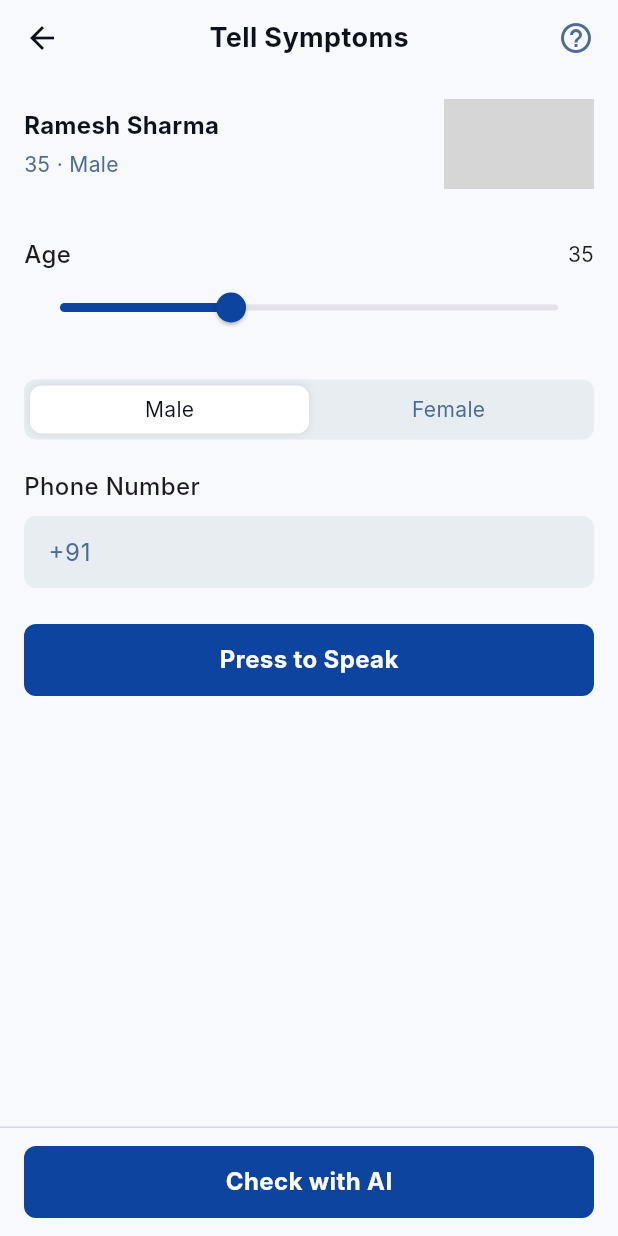
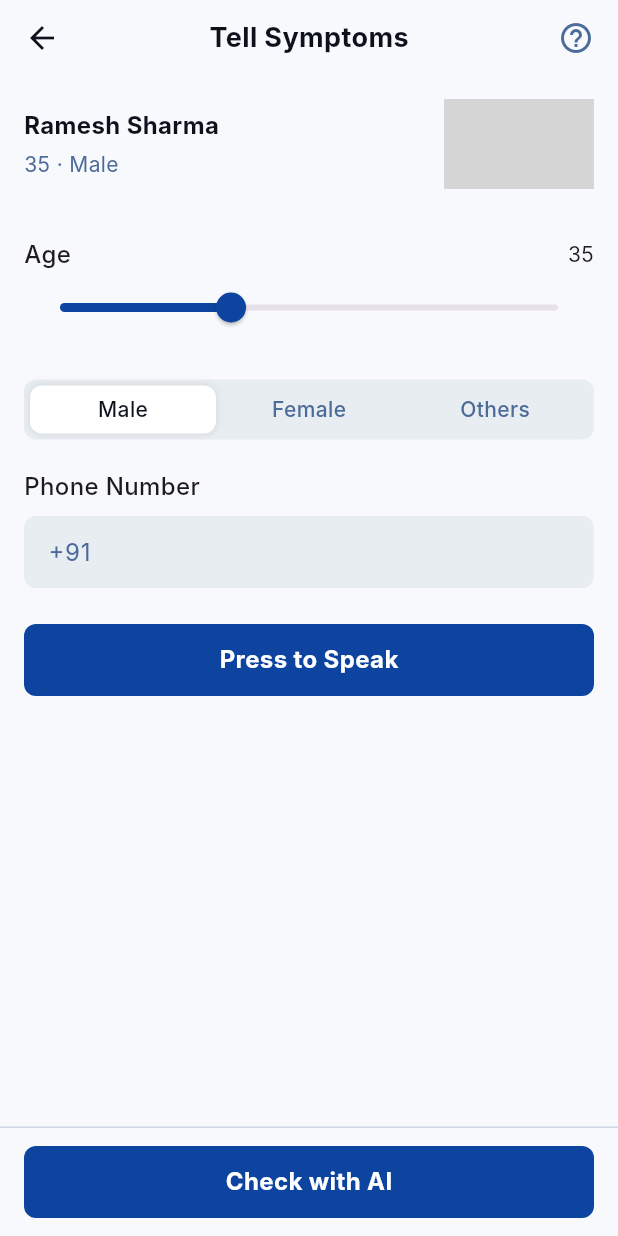
Before and after one commit to Eeshan842004/swasthya_sevak, a Flutter app: the TellSymptomsScreen screen opened directly, on a phone screen of 412 x 824 dp. Run offline on Flutter 3.47's test engine with Material 3 defaults, Android fonts, the phone set to English and light mode, and no system bars; our stand-ins replace image_picker; network calls fail; Roboto replaces fonts that are missing (Inter); grey boxes are pictures that could not be loaded.

Commit message:
tell_symptoms.dart

```diff
--- a/lib/tell_symptoms.dart
+++ b/lib/tell_symptoms.dart
@@ -2,7 +2,7 @@ import 'dart:io';
 import 'package:flutter/material.dart';
 import 'package:image_picker/image_picker.dart';
 import 'speak.dart';
-import 'diagnosis.dart'; // ✅ Import diagnosis screen
+import 'diagnosis.dart';
 
 class TellSymptomsScreen extends StatefulWidget {
   const TellSymptomsScreen({super.key});
@@ -180,6 +180,7 @@ class _TellSymptomsScreenState extends State<TellSymptomsScreen> {
           children: [
             _genderOption('Male'),
             _genderOption('Female'),
+            _genderOption('Others'),
           ],
         ),
       ),
@@ -206,6 +207,8 @@ class _TellSymptomsScreenState extends State<TellSymptomsScreen> {
               style: TextStyle(
                 color:
                     isSelected ? const Color(0xFF0C111C) : const Color(0xFF4C6B99),
+                fontSize: 14,
+                fontWeight: FontWeight.w500,
               ),
             ),
           ),
@@ -366,7 +369,6 @@ class _TellSymptomsScreenState extends State<TellSymptomsScreen> {
       ),
       child: GestureDetector(
         onTap: () {
-          // ✅ Navigate to Diagnosis Screen
           Navigator.push(
             context,
             MaterialPageRoute(builder: (context) => const DiagnosisScreen()),
```
